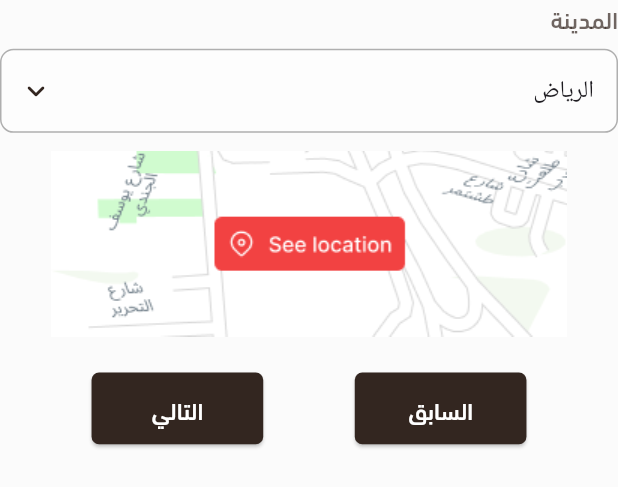
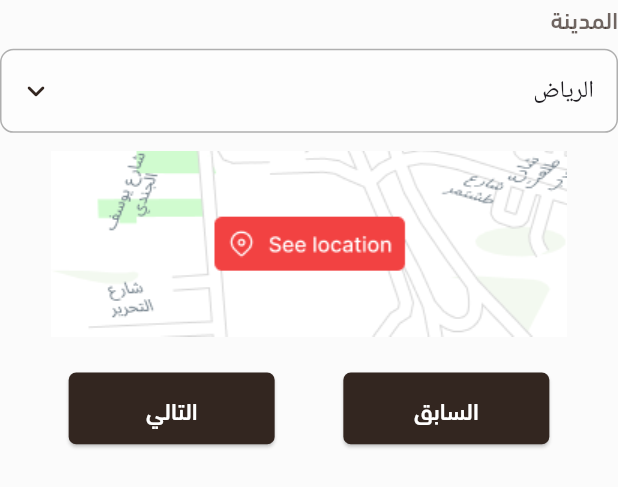
Before and after one commit to basmalahesham/broker, a Flutter app: the BuildPropertyDataForm2 widget shown alone on an empty page, opened directly with empty values, on a phone screen of 412 x 824 dp. Shown: the top 487 px of the screen. Run offline on Flutter 3.47's test engine with Material 3 defaults, Android fonts, the phone set to English and light mode, and no system bars; drawn by our look-alikes of dropdown_search; our stand-ins replace carousel_slider, device_preview, dots_indicator, easy_stepper, flutter_screenutil, image_picker and 1 more.

Commit message:
refactor our code

```diff
--- a/lib/features/home/presentation/views/widgets/build_property_data_form.dart
+++ b/lib/features/home/presentation/views/widgets/build_property_data_form.dart
@@ -132,7 +132,7 @@ class _BuildPropertyDataFormState extends State<BuildPropertyDataForm> {
           ),
           SizedBox(height: 20.h),
           SizedBox(
-            width: 290.w,
+            width: 300.w,
             height: 40.h,
             child: ElevatedButton(
               style: ElevatedButton.styleFrom(
--- a/lib/features/home/presentation/views/widgets/build_property_data_form2.dart
+++ b/lib/features/home/presentation/views/widgets/build_property_data_form2.dart
@@ -53,7 +53,7 @@ class _BuildPropertyDataForm2State extends State<BuildPropertyDataForm2> {
           mainAxisAlignment: MainAxisAlignment.spaceEvenly,
           children: [
             SizedBox(
-              width: 100.w,
+              width: 120.w,
               height: 40.h,
               child: ElevatedButton(
                 style: ElevatedButton.styleFrom(
@@ -70,7 +70,7 @@ class _BuildPropertyDataForm2State extends State<BuildPropertyDataForm2> {
               ),
             ),
             SizedBox(
-              width: 100.w,
+              width: 120.w,
               height: 40.h,
               child: ElevatedButton(
                 style: ElevatedButton.styleFrom(
--- a/lib/features/home/presentation/views/widgets/build_property_data_form3.dart
+++ b/lib/features/home/presentation/views/widgets/build_property_data_form3.dart
@@ -248,7 +248,7 @@ class _BuildPropertyDataForm3State extends State<BuildPropertyDataForm3> {
           mainAxisAlignment: MainAxisAlignment.spaceEvenly,
           children: [
             SizedBox(
-              width: 100.w,
+              width: 120.w,
               height: 40.h,
               child: ElevatedButton(
                 style: ElevatedButton.styleFrom(
@@ -265,7 +265,7 @@ class _BuildPropertyDataForm3State extends State<BuildPropertyDataForm3> {
               ),
             ),
             SizedBox(
-              width: 100.w,
+              width: 120.w,
               height: 40.h,
               child: ElevatedButton(
                 style: ElevatedButton.styleFrom(
--- a/lib/features/home/presentation/views/widgets/build_property_data_form4.dart
+++ b/lib/features/home/presentation/views/widgets/build_property_data_form4.dart
@@ -55,7 +55,7 @@ class _BuildPropertyDataForm4State extends State<BuildPropertyDataForm4> {
           mainAxisAlignment: MainAxisAlignment.spaceEvenly,
           children: [
             SizedBox(
-              width: 100.w,
+              width: 120.w,
               height: 40.h,
               child: ElevatedButton(
                 style: ElevatedButton.styleFrom(
@@ -72,7 +72,7 @@ class _BuildPropertyDataForm4State extends State<BuildPropertyDataForm4> {
               ),
             ),
             SizedBox(
-              width: 100.w,
+              width: 120.w,
               height: 40.h,
               child: ElevatedButton(
                 style: ElevatedButton.styleFrom(
--- a/lib/features/home/presentation/views/widgets/doc_data_form.dart
+++ b/lib/features/home/presentation/views/widgets/doc_data_form.dart
@@ -106,7 +106,7 @@ class _DocDataFormState extends State<DocDataForm> {
           ),
           SizedBox(height: 20.h),
           SizedBox(
-            width: 290.w,
+            width: 300.w,
             height: 40.h,
             child: ElevatedButton(
               style: ElevatedButton.styleFrom(
--- a/lib/features/home/presentation/views/widgets/doc_data_form3.dart
+++ b/lib/features/home/presentation/views/widgets/doc_data_form3.dart
@@ -62,7 +62,7 @@ class _DocDataForm3State extends State<DocDataForm3> {
           mainAxisAlignment: MainAxisAlignment.spaceEvenly,
           children: [
             SizedBox(
-              width: 100.w,
+              width: 120.w,
               height: 40.h,
               child: ElevatedButton(
                 style: ElevatedButton.styleFrom(
@@ -79,7 +79,7 @@ class _DocDataForm3State extends State<DocDataForm3> {
               ),
             ),
             SizedBox(
-              width: 100.w,
+              width: 120.w,
               height: 40.h,
               child: ElevatedButton(
                 style: ElevatedButton.styleFrom(
```
